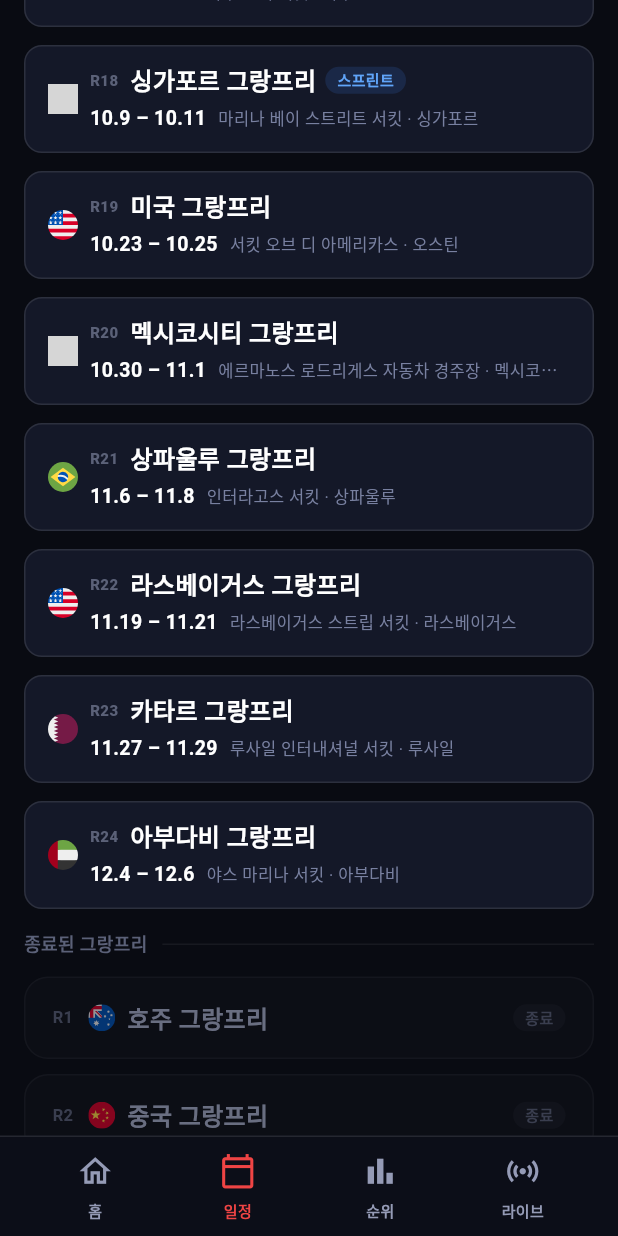
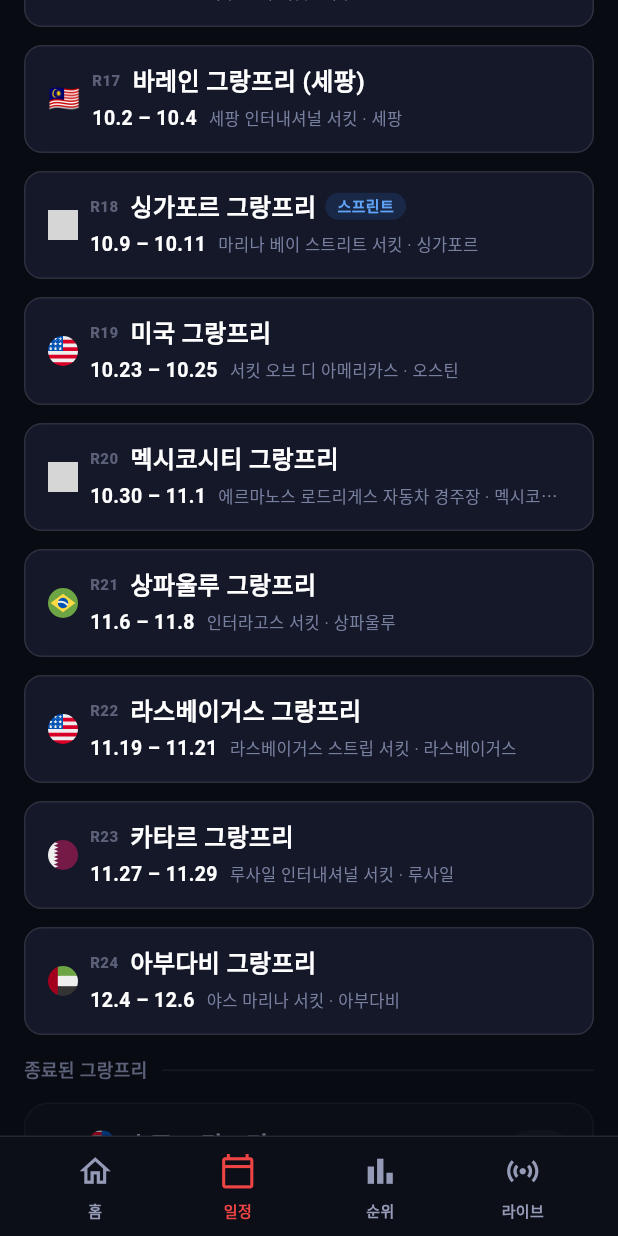
Before and after one commit to 2001mwkim/fmk-mobile-app, a Flutter app: the screen it shows after launch, item 2 of the bottom bar chosen, scrolled down 576 dp, on a phone screen of 412 x 824 dp. Run offline on Flutter 3.47's test engine with Material 3 defaults, Android fonts, the phone set to English and light mode, and no system bars; our stand-ins replace flutter_local_notifications, flutter_svg, sentry_flutter, shared_preferences, timezone; missing offline and left inert: home_widget, workmanager; network calls fail; Roboto replaces fonts that are missing (Pretendard); statements that could not run were skipped; grey boxes are pictures that could not be loaded.

Commit message:
feat: relocate Bahrain GP to Sepang (Oct), realign 2026 rounds
바레인 GP가 중동 정세로 사키르(4월) 취소 → 세팡(말레이시아) 이전, 10/2~4
개최(공식명 '바레인 그랑프리' 유지, id 'bahrain' 유지). 4월 취소 항목을
제거하고 아제르바이잔~싱가포르 사이 R17 위치에 정식 편성(FP1~레이스 세션,
KST). 사우디~아제르바이잔 라운드를 한 칸씩 당겨 공식 캘린더와 정렬
(아제르바이잔 R16 · 바레인 R17 · 싱가포르 R18). 사우디는 취소 유지.
말레이시아 국기 이모지 매핑 추가(SVG 부재). 레이스 시각은 FIA 확정 전 잠정.

Co-Authored-By: Claude Opus 4.8 <noreply@anthropic.com>

```diff
--- a/lib/data/country_flags.dart
+++ b/lib/data/country_flags.dart
@@ -22,6 +22,8 @@ const Map<String, String> _countryFlagMap = {
   '브라질': '🇧🇷',
   '카타르': '🇶🇦',
   '아랍에미리트': '🇦🇪',
+  // 세팡(바레인 GP 이전 개최지) — SVG 에셋(my.svg) 부재로 이모지만 매핑.
+  '말레이시아': '🇲🇾',
 };
 
 /// countryKo에 해당하는 국기 이모지. 매핑이 없으면 빈 문자열.
--- a/lib/data/races.dart
+++ b/lib/data/races.dart
@@ -181,24 +181,8 @@ const List<Race> races = [
     ],
   ),
   Race(
-    id: 'bahrain',
+    id: 'saudi-arabia',
     round: 4,
-    nameKo: '바레인 그랑프리',
-    nameEn: 'Bahrain Grand Prix',
-    countryKo: '바레인',
-    cityKo: '사키르',
-    circuitKo: '바레인 인터내셔널 서킷',
-    startDate: '2026-04-10',
-    endDate: '2026-04-12',
-    hasSprint: false,
-    status: '종료',
-    isCancelled: true,
-    cancelNote: '해당 그랑프리는 2026 시즌 캘린더에서 취소되었습니다.',
-    sessions: [],
-  ),
-  Race(
-    id: 'saudi-arabia',
-    round: 5,
     nameKo: '사우디아라비아 그랑프리',
     nameEn: 'Saudi Arabian Grand Prix',
     countryKo: '사우디아라비아',
@@ -214,7 +198,7 @@ const List<Race> races = [
   ),
   Race(
     id: 'miami-2026',
-    round: 6,
+    round: 5,
     nameKo: '마이애미 그랑프리',
     nameEn: 'Miami Grand Prix',
     countryKo: '미국',
@@ -270,7 +254,7 @@ const List<Race> races = [
   ),
   Race(
     id: 'canada-2026',
-    round: 7,
+    round: 6,
     nameKo: '캐나다 그랑프리',
     nameEn: 'Canadian Grand Prix',
     countryKo: '캐나다',
@@ -326,7 +310,7 @@ const List<Race> races = [
   ),
   Race(
     id: 'monaco-2026',
-    round: 8,
+    round: 7,
     nameKo: '모나코 그랑프리',
     nameEn: 'Monaco Grand Prix',
     countryKo: '모나코',
@@ -382,7 +366,7 @@ const List<Race> races = [
   ),
   Race(
     id: 'barcelona-catalunya-2026',
-    round: 9,
+    round: 8,
     nameKo: '바르셀로나-카탈루냐 그랑프리',
     nameEn: 'Barcelona-Catalunya Grand Prix',
     countryKo: '스페인',
@@ -438,7 +422,7 @@ const List<Race> races = [
   ),
   Race(
     id: 'austria-2026',
-    round: 10,
+    round: 9,
     nameKo: '오스트리아 그랑프리',
     nameEn: 'Austrian Grand Prix',
     countryKo: '오스트리아',
@@ -494,7 +478,7 @@ const List<Race> races = [
   ),
   Race(
     id: 'great-britain-2026',
-    round: 11,
+    round: 10,
     nameKo: '영국 그랑프리',
     nameEn: 'British Grand Prix',
     countryKo: '영국',
@@ -550,7 +534,7 @@ const List<Race> races = [
   ),
   Race(
     id: 'belgium-2026',
-    round: 12,
+    round: 11,
     nameKo: '벨기에 그랑프리',
     nameEn: 'Belgian Grand Prix',
     countryKo: '벨기에',
@@ -606,7 +590,7 @@ const List<Race> races = [
   ),
   Race(
     id: 'hungary-2026',
-    round: 13,
+    round: 12,
     nameKo: '헝가리 그랑프리',
     nameEn: 'Hungarian Grand Prix',
     countryKo: '헝가리',
@@ -662,7 +646,7 @@ const List<Race> races = [
   ),
   Race(
     id: 'netherlands-2026',
-    round: 14,
+    round: 13,
     nameKo: '네덜란드 그랑프리',
     nameEn: 'Dutch Grand Prix',
     countryKo: '네덜란드',
@@ -718,7 +702,7 @@ const List<Race> races = [
   ),
   Race(
     id: 'italy-2026',
-    round: 15,
+    round: 14,
     nameKo: '이탈리아 그랑프리',
     nameEn: 'Italian Grand Prix',
     countryKo: '이탈리아',
@@ -774,7 +758,7 @@ const List<Race> races = [
   ),
   Race(
     id: 'spain-2026',
-    round: 16,
+    round: 15,
     nameKo: '스페인 그랑프리',
     nameEn: 'Spanish Grand Prix',
     countryKo: '스페인',
@@ -830,7 +814,7 @@ const List<Race> races = [
   ),
   Race(
     id: 'azerbaijan-2026',
-    round: 17,
+    round: 16,
     nameKo: '아제르바이잔 그랑프리',
     nameEn: 'Azerbaijan Grand Prix',
     countryKo: '아제르바이잔',
@@ -881,6 +865,65 @@ const List<Race> races = [
         date: '9.26 토',
         time: '20:00',
         fullDateTime: '9월 26일 토요일 20:00',
+      ),
+    ],
+  ),
+  Race(
+    // 원래 4월 사키르(바레인) 개최였으나 중동 정세로 취소 → 세팡(말레이시아)으로
+    // 이전해 10월 개최. 공식 명칭은 '바레인 그랑프리' 유지(id 'bahrain' 유지).
+    // 라운드 17: 아제르바이잔(16)~싱가포르(18) 사이. 레이스 시각은 FIA 확정 전
+    // 잠정값(현지 UTC+8 → KST +1시간). 세팡 국기 SVG 부재 → 이모지 폴백.
+    id: 'bahrain',
+    round: 17,
+    nameKo: '바레인 그랑프리 (세팡)',
+    nameEn: 'Bahrain Grand Prix',
+    countryKo: '말레이시아',
+    cityKo: '세팡',
+    circuitKo: '세팡 인터내셔널 서킷',
+    startDate: '2026-10-02',
+    endDate: '2026-10-04',
+    hasSprint: false,
+    status: '예정',
+    sessions: [
+      RaceSession(
+        id: 'fp1',
+        label: 'FP1',
+        fullLabel: '프리 프랙티스 1',
+        date: '10.2 금',
+        time: '13:30',
+        fullDateTime: '10월 2일 금요일 13:30',
+      ),
+      RaceSession(
+        id: 'fp2',
+        label: 'FP2',
+        fullLabel: '프리 프랙티스 2',
+        date: '10.2 금',
+        time: '17:00',
+        fullDateTime: '10월 2일 금요일 17:00',
+      ),
+      RaceSession(
+        id: 'fp3',
+        label: 'FP3',
+        fullLabel: '프리 프랙티스 3',
+        date: '10.3 토',
+        time: '13:30',
+        fullDateTime: '10월 3일 토요일 13:30',
+      ),
+      RaceSession(
+        id: 'qualifying',
+        label: '퀄리파잉',
+        fullLabel: '퀄리파잉',
+        date: '10.3 토',
+        time: '17:00',
+        fullDateTime: '10월 3일 토요일 17:00',
+      ),
+      RaceSession(
+        id: 'race',
+        label: '레이스',
+        fullLabel: '레이스',
+        date: '10.4 일',
+        time: '17:00',
+        fullDateTime: '10월 4일 일요일 17:00',
       ),
     ],
   ),
```
